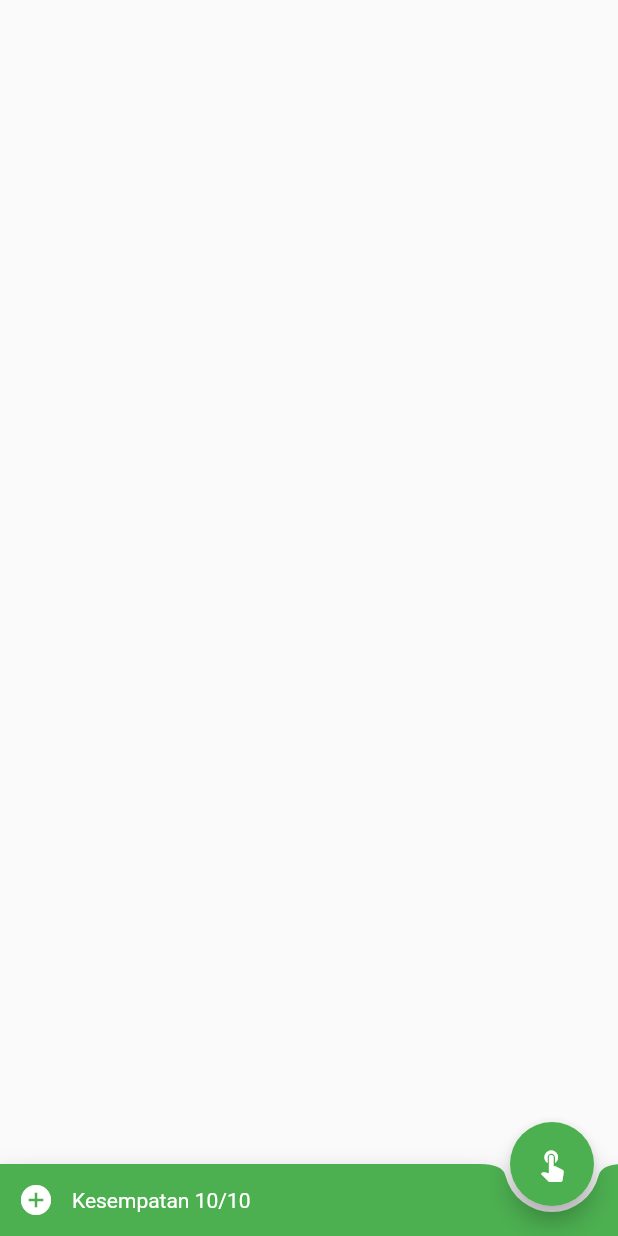
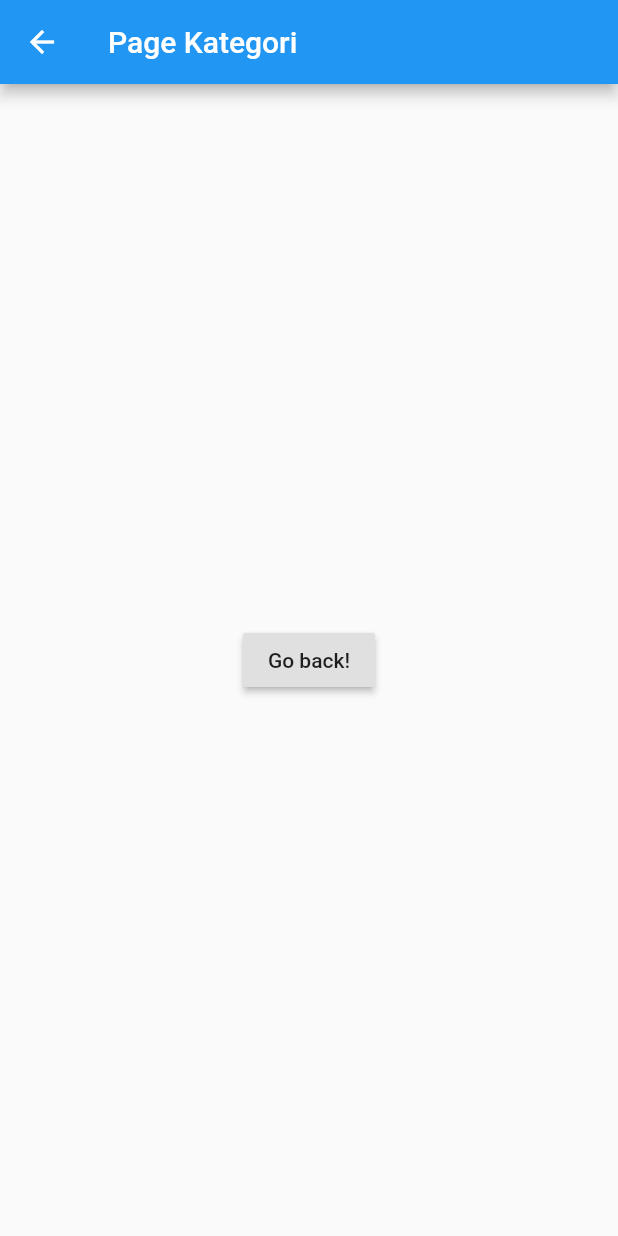
Before and after one commit to kegini/sempak, a Flutter app: the PageKatagori screen opened directly, on a phone screen of 412 x 824 dp. Run offline on Flutter 3.47's test engine with Material 2 defaults, Android fonts, the phone set to English and light mode, and no system bars; our stand-ins replace splashscreen.

Commit message:
Add Navigasi Kehalaman Katagori, Detail Item.

```diff
--- a/lib/main.dart
+++ b/lib/main.dart
@@ -43,7 +43,7 @@ class AfterSplash extends StatelessWidget {
       theme: ThemeData(
         primarySwatch: Colors.green,
       ),
-      home: PageDetailItem(title: 'SemPAK'),
+      home: MyHomePage(title: 'SemPAK'),
     );
   }
 }
--- a/lib/page/item/page_detail_item.dart
+++ b/lib/page/item/page_detail_item.dart
@@ -15,7 +15,7 @@ class _PageItemListState extends State<PageDetailItem> {
     return CustomScrollView(
       slivers: <Widget>[
         SliverAppBar(
-          title: Text('SliverAppBar'),
+          title: Text(widget.title),
           backgroundColor: Colors.green,
           expandedHeight: 200.0,
           flexibleSpace: FlexibleSpaceBar(
--- a/lib/page/katagori/page_katagori.dart
+++ b/lib/page/katagori/page_katagori.dart
@@ -13,31 +13,16 @@ class _PageKatagori extends State<PageKatagori> {
   @override
   Widget build(BuildContext context) {
     return Scaffold(
-      bottomNavigationBar: new BottomAppBar(
-        shape: CircularNotchedRectangle(),
-        color: Colors.green,
-        child: new Row(
-          mainAxisSize: MainAxisSize.max,
-          mainAxisAlignment: MainAxisAlignment.start,
-          children: <Widget>[
-            IconButton(
-              icon: Icon(Icons.add_circle),
-              color: Colors.white,
-              onPressed: () {},
-            ),
-            Text(
-              "Kesempatan 10/10",
-              style: TextStyle(color: Colors.white),
-            )
-          ],
+      appBar: AppBar(
+        title: Text("Page Kategori"),
+      ),
+      body: Center(
+        child: RaisedButton(
+          onPressed: () {
+            Navigator.pop(context);
+          },
+          child: Text('Go back!'),
         ),
-      ),
-      floatingActionButtonLocation: FloatingActionButtonLocation.endDocked,
-      floatingActionButton: FloatingActionButton(
-        child: const Icon(Icons.touch_app),
-        backgroundColor: Colors.green,
-        foregroundColor: Colors.white,
-        onPressed: () {},
       ),
     );
   }
```
Also changed, not shown: lib/page/home/page_home.dart (+24 -5 lines).
